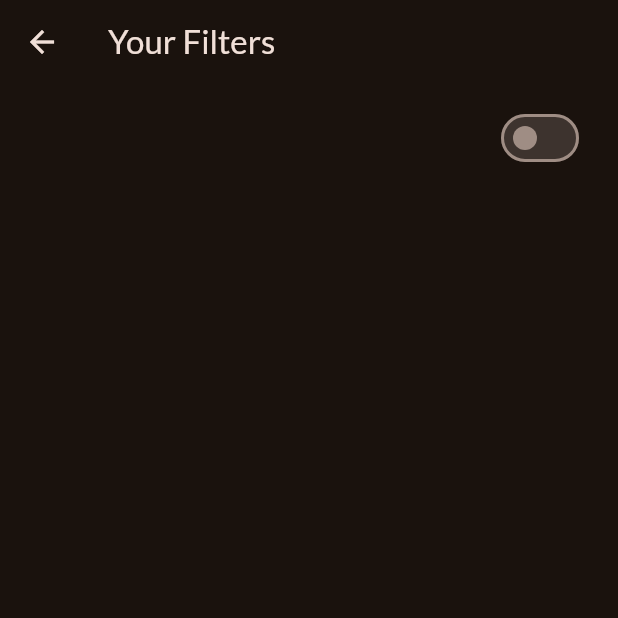
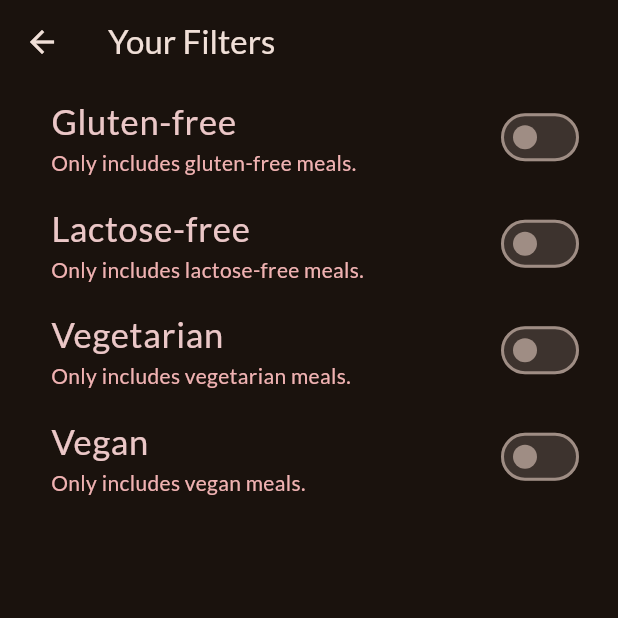
Before and after one commit to prathmesh0/Meal_App, a Flutter app: the FiltersScreen screen opened directly, on a phone screen of 412 x 824 dp, the top half of it. Run offline on Flutter 3.47's test engine with Material 2 defaults, Android fonts, the phone set to English and light mode, and no system bars; our stand-ins replace google_fonts, transparent_image.

Commit message:
filters part done ui

```diff
--- a/lib/screens/filters.dart
+++ b/lib/screens/filters.dart
@@ -11,13 +11,24 @@ class FiltersScreen extends StatefulWidget {
 
 class _FiltersScreenState extends State<FiltersScreen> {
   var _glutenFreeFilterSet = false;
+  var _lactoseFilterSet = false;
+  var _vegetarianFilterSet = false;
+  var _veganFilterSet = false;
   @override
   Widget build(BuildContext context) {
     return Scaffold(
       appBar: AppBar(
         title: const Text('Your Filters'),
       ),
-      body: Column(children: [
+      // drawer: MainDrawer(onSelectScreen: (identifier) {
+      //   Navigator.of(context).pop();
+      //   if (identifier == 'meals') {
+      //     Navigator.of(context)
+      //         .push(MaterialPageRoute(builder: (ctx) => const TabsScreen()));
+      //   }
+      // }),
+      body: Column(
+        children: [
           SwitchListTile(
             value: _glutenFreeFilterSet,
             onChanged: (isCheck) {
@@ -25,16 +36,17 @@ class _FiltersScreenState extends State<FiltersScreen> {
                 _glutenFreeFilterSet = isCheck;
               });
             },
-          title: Text(
+            title: const Text(
               'Gluten-free',
-            style: Theme.of(context).textTheme.titleLarge!.copyWith(
-                  color: Theme.of(context).colorScheme.background,
+              style: TextStyle(
+                color: Color.fromARGB(255, 235, 199, 199),
+                fontSize: 23,
               ),
             ),
-          subtitle: Text(
+            subtitle: const Text(
               'Only includes gluten-free meals.',
-            style: Theme.of(context).textTheme.labelMedium!.copyWith(
-                  color: Theme.of(context).colorScheme.background,
+              style: TextStyle(
+                color: Color.fromARGB(255, 240, 178, 178),
               ),
             ),
             activeColor: Theme.of(context).colorScheme.tertiary,
@@ -43,7 +55,86 @@ class _FiltersScreenState extends State<FiltersScreen> {
               right: 22,
             ),
           ),
-      ]),
+          SwitchListTile(
+            value: _glutenFreeFilterSet,
+            onChanged: (isCheck) {
+              setState(() {
+                _lactoseFilterSet = isCheck;
+              });
+            },
+            title: const Text(
+              'Lactose-free',
+              style: TextStyle(
+                color: Color.fromARGB(255, 235, 199, 199),
+                fontSize: 23,
+              ),
+            ),
+            subtitle: const Text(
+              'Only includes lactose-free meals.',
+              style: TextStyle(
+                color: Color.fromARGB(255, 240, 178, 178),
+              ),
+            ),
+            activeColor: Theme.of(context).colorScheme.tertiary,
+            contentPadding: const EdgeInsets.only(
+              left: 34,
+              right: 22,
+            ),
+          ),
+          SwitchListTile(
+            value: _vegetarianFilterSet,
+            onChanged: (isCheck) {
+              setState(() {
+                _vegetarianFilterSet = isCheck;
+              });
+            },
+            title: const Text(
+              'Vegetarian',
+              style: TextStyle(
+                color: Color.fromARGB(255, 235, 199, 199),
+                fontSize: 23,
+              ),
+            ),
+            subtitle: const Text(
+              'Only includes vegetarian meals.',
+              style: TextStyle(
+                color: Color.fromARGB(255, 240, 178, 178),
+              ),
+            ),
+            activeColor: Theme.of(context).colorScheme.tertiary,
+            contentPadding: const EdgeInsets.only(
+              left: 34,
+              right: 22,
+            ),
+          ),
+          SwitchListTile(
+            value: _veganFilterSet,
+            onChanged: (isCheck) {
+              setState(() {
+                _veganFilterSet = isCheck;
+              });
+            },
+            title: const Text(
+              'Vegan',
+              style: TextStyle(
+                color: Color.fromARGB(255, 235, 199, 199),
+                fontSize: 23,
+              ),
+            ),
+            subtitle: const Text(
+              'Only includes vegan meals.',
+              style: TextStyle(
+                color: Color.fromARGB(255, 240, 178, 178),
+              ),
+            ),
+            activeColor: Theme.of(context).colorScheme.tertiary,
+            contentPadding: const EdgeInsets.only(
+              left: 34,
+              right: 22,
+            ),
+          ),
+        ],
+      ),
     );
   }
 }
--- a/lib/screens/tabs.dart
+++ b/lib/screens/tabs.dart
@@ -51,11 +51,10 @@ class _TabsScreenState extends State<TabsScreen> {
   }
 
   void _setScreen(String identifier) {
-    if (identifier == 'filter') {
+    Navigator.of(context).pop();
+    if (identifier == 'filters') {
       Navigator.of(context)
           .push(MaterialPageRoute(builder: (ctx) => const FiltersScreen()));
-    } else {
-      Navigator.of(context).pop();
     }
   }
 
```
Lines whose indentation alone changed are shown as unchanged.
